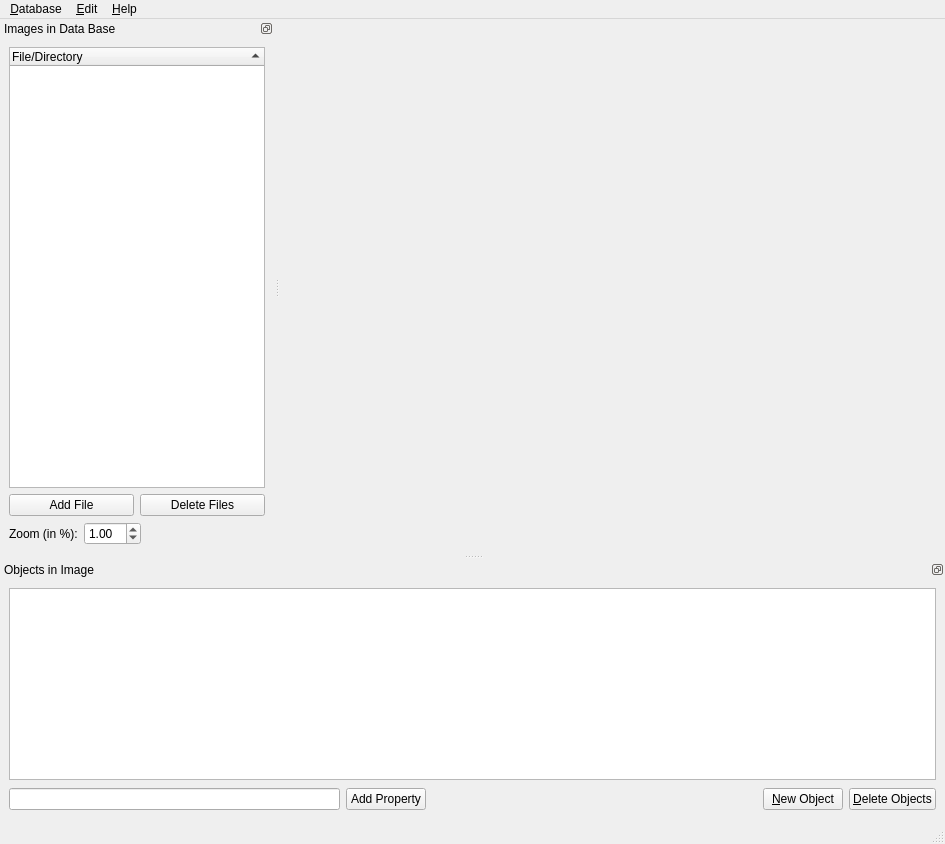
Old version of the form src/MainWindow.ui in the repository alexklaeser/imgAnnotation.
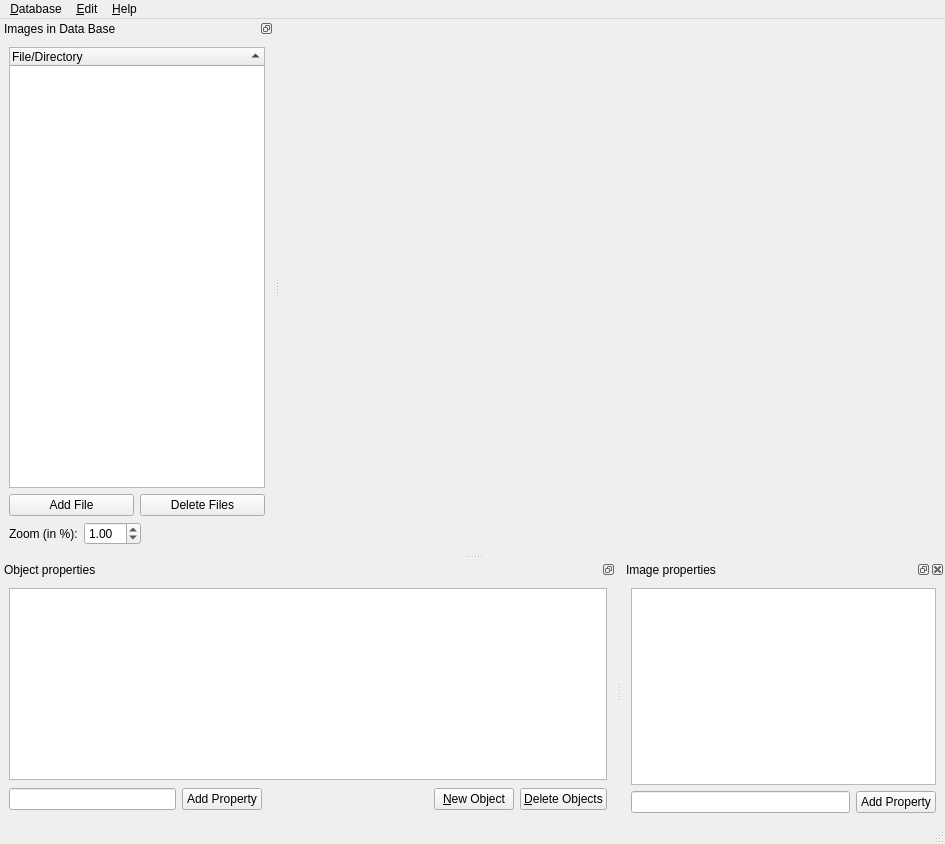
New version of the form.

Commit message: added support for file properties

```diff
--- a/src/MainWindow.ui
+++ b/src/MainWindow.ui
@@ -59,13 +59,16 @@
      <verstretch>0</verstretch>
     </sizepolicy>
    </property>
-   <property name="features" >
-    <set>QDockWidget::DockWidgetFloatable|QDockWidget::DockWidgetMovable|QDockWidget::NoDockWidgetFeatures</set>
+   <property name="toolTip">
+    <string>lets you add properties for each object</string>
    </property>
-   <property name="windowTitle" >
-    <string>Objects in Image</string>
+   <property name="features">
+    <set>QDockWidget::DockWidgetFloatable|QDockWidget::DockWidgetMovable</set>
    </property>
-   <attribute name="dockWidgetArea" >
+   <property name="windowTitle">
+    <string>Object properties</string>
+   </property>
+   <attribute name="dockWidgetArea">
     <number>8</number>
    </attribute>
    <widget class="QWidget" name="objDockWidgetContents" >
@@ -73,16 +76,7 @@
      <property name="spacing" >
       <number>6</number>
      </property>
-     <property name="leftMargin" >
-      <number>9</number>
-     </property>
-     <property name="topMargin" >
-      <number>9</number>
-     </property>
-     <property name="rightMargin" >
-      <number>9</number>
-     </property>
-     <property name="bottomMargin" >
+     <property name="margin">
       <number>9</number>
      </property>
      <item>
@@ -109,16 +103,7 @@
        <property name="spacing" >
         <number>6</number>
        </property>
-       <property name="leftMargin" >
-        <number>0</number>
-       </property>
-       <property name="topMargin" >
-        <number>0</number>
-       </property>
-       <property name="rightMargin" >
-        <number>0</number>
-       </property>
-       <property name="bottomMargin" >
+       <property name="margin">
         <number>0</number>
        </property>
        <item>
@@ -323,8 +308,50 @@
     </layout>
    </widget>
   </widget>
-  <action name="actionOpenDatabase" >
-   <property name="text" >
+  <widget class="QDockWidget" name="fileDockWidget">
+   <property name="toolTip">
+    <string>lets you add properties for the full image</string>
+   </property>
+   <property name="windowTitle">
+    <string>Image properties</string>
+   </property>
+   <attribute name="dockWidgetArea">
+    <number>8</number>
+   </attribute>
+   <widget class="QWidget" name="dockWidgetContents">
+    <layout class="QVBoxLayout" name="verticalLayout">
+     <item>
+      <widget class="QTableWidget" name="filePropertiesTableWidget">
+       <property name="columnCount">
+        <number>0</number>
+       </property>
+       <attribute name="horizontalHeaderStretchLastSection">
+        <bool>true</bool>
+       </attribute>
+       <attribute name="horizontalHeaderStretchLastSection">
+        <bool>true</bool>
+       </attribute>
+      </widget>
+     </item>
+     <item>
+      <layout class="QHBoxLayout" name="horizontalLayout">
+       <item>
+        <widget class="QLineEdit" name="filePropertyLineEdit"/>
+       </item>
+       <item>
+        <widget class="QPushButton" name="addFilePropertyButton">
+         <property name="text">
+          <string>Add Property</string>
+         </property>
+        </widget>
+       </item>
+      </layout>
+     </item>
+    </layout>
+   </widget>
+  </widget>
+  <action name="actionOpenDatabase">
+   <property name="text">
     <string>&amp;Open Database</string>
    </property>
    <property name="shortcut" >
```
Left out of the diff: 264 changed lines with no effect on the pictures. The commit also changes 2 other files.
